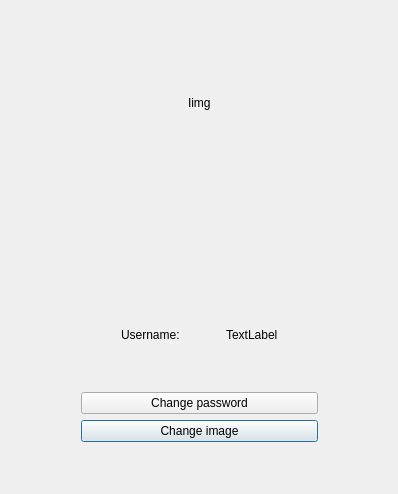
Qt form client/profile.ui (PoliDox/PoliDox) before a commit.
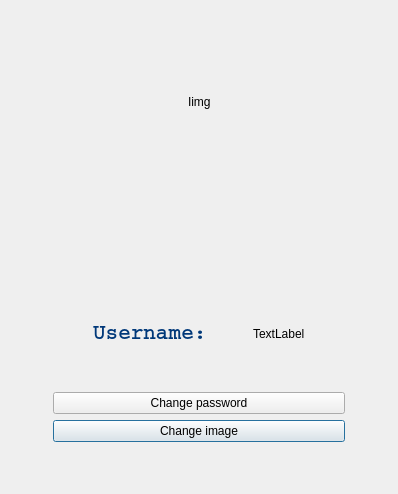
The same form after that commit.

Commit message: profile dialog css

Patch:
```diff
--- a/client/profile.ui
+++ b/client/profile.ui
@@ -199,6 +199,18 @@
      </item>
      <item>
       <widget class="QLabel" name="Username_label">
+       <property name="font">
+        <font>
+         <family>Courier</family>
+         <pointsize>16</pointsize>
+         <weight>75</weight>
+         <bold>true</bold>
+        </font>
+       </property>
+       <property name="styleSheet">
+        <string notr="true">background-color:transparent;
+color:#003879;</string>
+       </property>
        <property name="text">
         <string>Username:</string>
        </property>
```
The commit also changes 2 other files.
